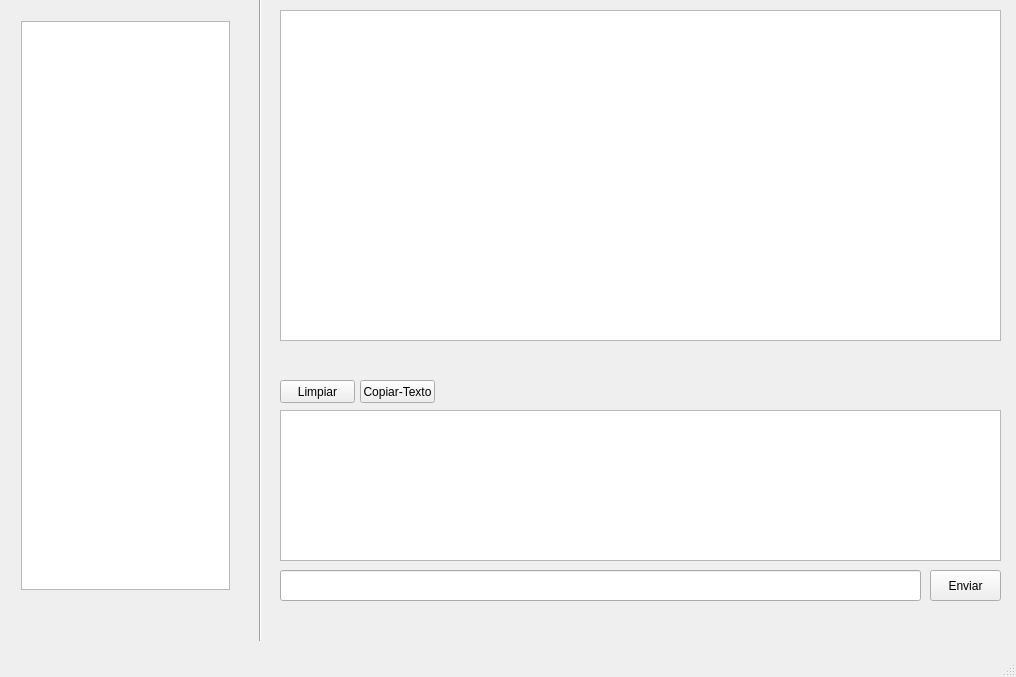
Old version of the form GUI.ui in the repository Santiago-vdk/Proyecto-2_CE-2103.
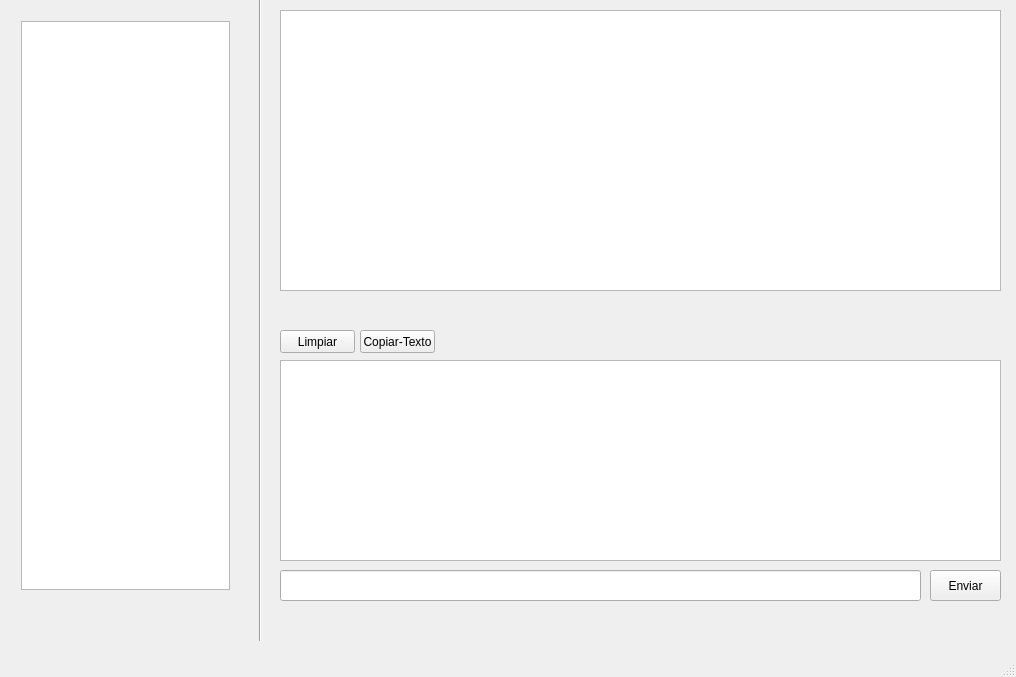
New version of the form.

```diff
--- a/GUI.ui
+++ b/GUI.ui
@@ -31,9 +31,9 @@
       <property name="geometry">
        <rect>
         <x>0</x>
-        <y>400</y>
+        <y>350</y>
         <width>721</width>
-        <height>151</height>
+        <height>201</height>
        </rect>
       </property>
       <property name="font">
@@ -78,7 +78,7 @@
       <property name="geometry">
        <rect>
         <x>0</x>
-        <y>370</y>
+        <y>320</y>
         <width>75</width>
         <height>23</height>
        </rect>
@@ -93,7 +93,7 @@
         <x>0</x>
         <y>0</y>
         <width>721</width>
-        <height>331</height>
+        <height>281</height>
        </rect>
       </property>
       <property name="styleSheet">
@@ -104,7 +104,7 @@
       <property name="geometry">
        <rect>
         <x>80</x>
-        <y>370</y>
+        <y>320</y>
         <width>75</width>
         <height>23</height>
        </rect>
```
